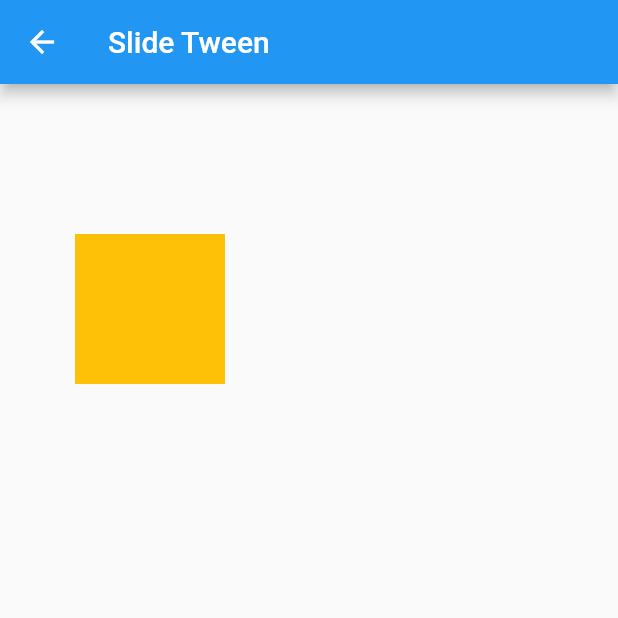
After one commit to sigmapie8/flutter_animations_and_testing, a Flutter app: the screen it shows after launch, after a tap on "Slide Tween", on a phone screen of 412 x 824 dp, the top half of it. The commit adds this screen. Run offline on Flutter 3.47's test engine with Material 2 defaults, Android fonts, the phone set to English and light mode, and no system bars.

Commit message:
Added slide and zoom-fade animation

```diff
--- a/lib/home_page.dart
+++ b/lib/home_page.dart
@@ -2,7 +2,9 @@ import 'package:flutter/material.dart';
 import 'package:flutter_animations_and_testing/simple_animations/color_changing_button.dart';
 import 'package:flutter_animations_and_testing/simple_animations/color_changing_diagonal_button.dart';
 import 'package:flutter_animations_and_testing/simple_animations/color_changing_ltr_button.dart';
+import 'package:flutter_animations_and_testing/simple_animations/slide_tween.dart';
 import 'package:flutter_animations_and_testing/simple_animations/typing_text.dart';
+import 'package:flutter_animations_and_testing/simple_animations/zoom_out_tween.dart';
 
 class HomePage extends StatelessWidget {
   const HomePage({Key? key}) : super(key: key);
@@ -62,6 +64,27 @@ class HomePage extends StatelessWidget {
                 subtitle: Text("Text seems to be getting typed on load."),
               ),
             ),
+            InkWell(
+              onTap: () => Navigator.push(
+                  context,
+                  MaterialPageRoute(
+                      builder: (_) => SlideTween(title: "Slide Tween"))),
+              child: ListTile(
+                title: Text("Slide Tween"),
+                subtitle: Text("Tap on the container to make it slide."),
+              ),
+            ),
+            InkWell(
+              onTap: () => Navigator.push(
+                  context,
+                  MaterialPageRoute(
+                      builder: (_) => ZoomOutTween(title: "Zoom Out Tween"))),
+              child: ListTile(
+                title: Text("Slide Tween"),
+                subtitle: Text(
+                    "Tap on the container to make it fade away while increasing size."),
+              ),
+            ),
           ],
         ),
       ),
--- /dev/null
+++ b/lib/simple_animations/slide_tween.dart
@@ -0,0 +1,73 @@
+import 'package:flutter/material.dart';
+
+class SlideTween extends StatefulWidget {
+  const SlideTween({Key? key, required this.title}) : super(key: key);
+
+  final String title;
+
+  @override
+  _SlideTweenState createState() => _SlideTweenState();
+}
+
+class _SlideTweenState extends State<SlideTween> with TickerProviderStateMixin {
+  late AnimationController _animationController;
+  late Animation<double> _leftPosition;
+
+  @override
+  void initState() {
+    super.initState();
+    _animationController = AnimationController(
+      vsync: this,
+      duration: Duration(seconds: 2),
+    );
+    _animationController.addListener(() {
+      setState(() {});
+    });
+  }
+
+  void initializeAnimation(double screenWidth) {
+    _leftPosition = Tween<double>(begin: 50, end: screenWidth - 50 - 100)
+        //.chain(CurveTween(curve: Curves.bounceIn))
+        .animate(_animationController);
+  }
+
+  @override
+  void dispose() {
+    _animationController.dispose();
+    super.dispose();
+  }
+
+  @override
+  Widget build(BuildContext context) {
+    double screenWidth = MediaQuery.of(context).size.width;
+    initializeAnimation(screenWidth);
+    return Scaffold(
+      appBar: AppBar(
+        title: Text("${widget.title}"),
+      ),
+      body: Stack(
+        children: [
+          Positioned(
+            top: 100,
+            left: _leftPosition.value,
+            child: InkWell(
+              onTap: () {
+                setState(() {
+                  _animationController.forward();
+                  if (_animationController.isCompleted) {
+                    _animationController.reset();
+                  }
+                });
+              },
+              child: Container(
+                width: 100,
+                height: 100,
+                color: Colors.amber,
+              ),
+            ),
+          ),
+        ],
+      ),
+    );
+  }
+}
```
Also changed, not shown: lib/simple_animations/zoom_out_tween.dart (added, +59 -0 lines).
